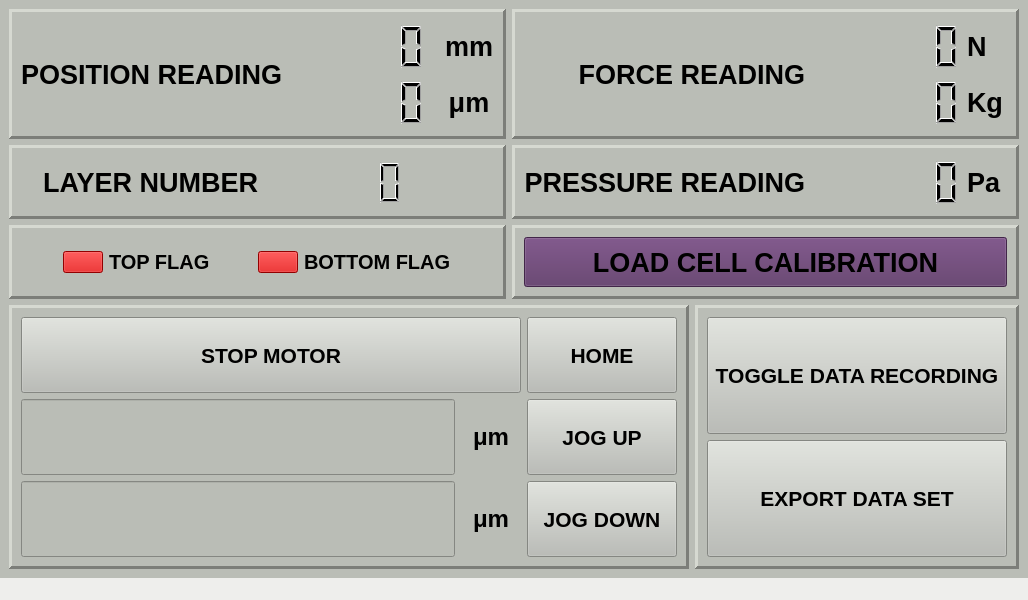
georgeExotic/BlackBetty_v2, file newBlackBetty.ui: the form before one commit.
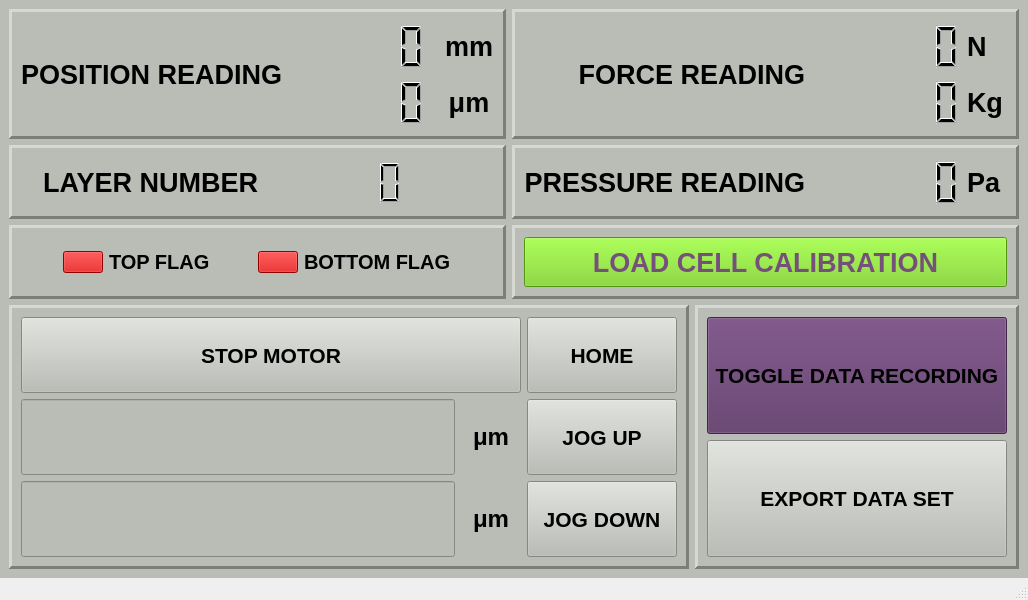
The form after the commit.

What changed in the file:
```diff
--- a/newBlackBetty.ui
+++ b/newBlackBetty.ui
@@ -25,9 +25,6 @@
   <property name="windowTitle">
    <string>MainWindow</string>
   </property>
-  <property name="styleSheet">
-   <string notr="true">background-color: rgb(238, 238, 236);</string>
-  </property>
   <widget class="QWidget" name="centralwidget">
    <property name="sizePolicy">
     <sizepolicy hsizetype="Minimum" vsizetype="Minimum">
@@ -460,7 +457,8 @@
                 </font>
                </property>
                <property name="styleSheet">
-                <string notr="true">background-color: rgb(92, 53, 102);</string>
+                <string notr="true">color: rgb(117, 80, 123);
+background-color: rgb(115, 210, 22);</string>
                </property>
                <property name="text">
                 <string>LOAD CELL CALIBRATION</string>
@@ -1083,6 +1081,9 @@
                <bold>true</bold>
               </font>
              </property>
+             <property name="styleSheet">
+              <string notr="true">background-color: rgb(92, 53, 102);</string>
+             </property>
              <property name="text">
               <string>TOGGLE DATA RECORDING</string>
              </property>
```
